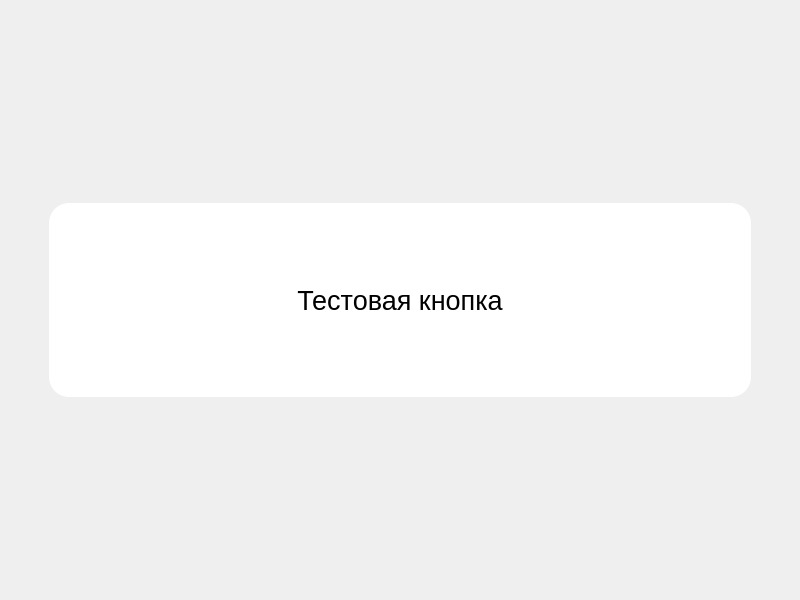
Waramoto/SurpressoUI, file ui/main.ui: the form before one commit.
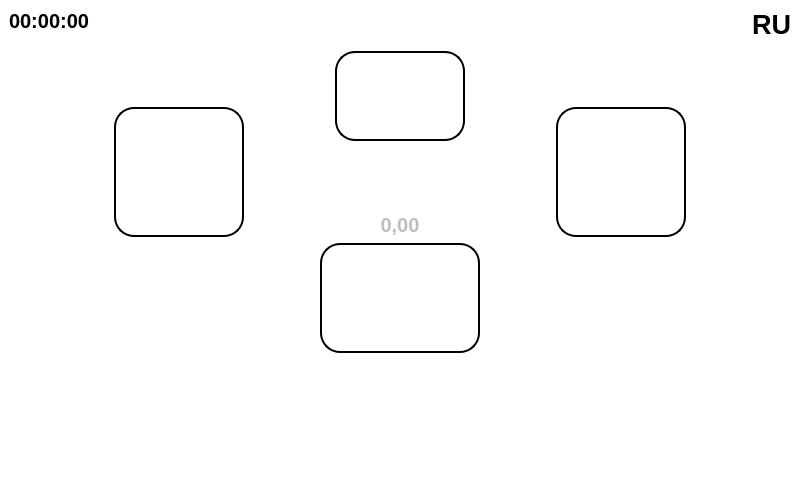
The form after the commit. Icons and pictures are not drawn.

Patch:
```diff
--- a/ui/main.ui
+++ b/ui/main.ui
@@ -7,12 +7,33 @@
     <x>0</x>
     <y>0</y>
     <width>800</width>
-    <height>600</height>
+    <height>480</height>
    </rect>
   </property>
+  <property name="sizePolicy">
+   <sizepolicy hsizetype="Fixed" vsizetype="Fixed">
+    <horstretch>0</horstretch>
+    <verstretch>0</verstretch>
+   </sizepolicy>
+  </property>
+  <property name="minimumSize">
+   <size>
+    <width>800</width>
+    <height>480</height>
+   </size>
+  </property>
+  <property name="maximumSize">
+   <size>
+    <width>800</width>
+    <height>480</height>
+   </size>
+  </property>
   <property name="windowTitle">
    <string>MainWindow</string>
   </property>
+  <property name="styleSheet">
+   <string notr="true">background-color: rgb(255, 255, 255)</string>
+  </property>
   <property name="locale">
    <locale language="Russian" country="Ukraine"/>
   </property>
@@ -20,102 +41,489 @@
    <property name="locale">
     <locale language="Russian" country="Ukraine"/>
    </property>
-   <layout class="QGridLayout" name="gridLayout">
-    <item row="0" column="1">
-     <spacer name="verticalSpacer">
-      <property name="orientation">
-       <enum>Qt::Vertical</enum>
-      </property>
-      <property name="sizeHint" stdset="0">
-       <size>
-        <width>20</width>
-        <height>40</height>
-       </size>
-      </property>
-     </spacer>
-    </item>
-    <item row="2" column="1">
-     <spacer name="verticalSpacer_2">
-      <property name="orientation">
-       <enum>Qt::Vertical</enum>
-      </property>
-      <property name="sizeHint" stdset="0">
-       <size>
-        <width>20</width>
-        <height>40</height>
-       </size>
-      </property>
-     </spacer>
-    </item>
-    <item row="1" column="2">
-     <spacer name="horizontalSpacer_2">
-      <property name="orientation">
-       <enum>Qt::Horizontal</enum>
-      </property>
-      <property name="sizeHint" stdset="0">
-       <size>
-        <width>40</width>
-        <height>20</height>
-       </size>
-      </property>
-     </spacer>
-    </item>
-    <item row="1" column="1">
-     <widget class="QPushButton" name="testButton">
-      <property name="sizePolicy">
-       <sizepolicy hsizetype="MinimumExpanding" vsizetype="MinimumExpanding">
-        <horstretch>1</horstretch>
-        <verstretch>0</verstretch>
-       </sizepolicy>
-      </property>
-      <property name="minimumSize">
-       <size>
-        <width>0</width>
-        <height>0</height>
-       </size>
-      </property>
-      <property name="font">
-       <font>
-        <pointsize>20</pointsize>
-        <weight>50</weight>
-        <italic>false</italic>
-        <bold>false</bold>
-       </font>
-      </property>
-      <property name="cursor">
-       <cursorShape>ArrowCursor</cursorShape>
-      </property>
-      <property name="tabletTracking">
-       <bool>false</bool>
-      </property>
-      <property name="styleSheet">
-       <string notr="true">QPushButton {
-background-color: rgb(255, 255, 255);
-color: rgb(0, 0, 0);
-border-radius:  20px;
+   <layout class="QVBoxLayout" name="verticalLayout_3">
+    <item>
+     <layout class="QHBoxLayout" name="horizontalLayout_2">
+      <item>
+       <layout class="QVBoxLayout" name="verticalLayout_4">
+        <item>
+         <layout class="QGridLayout" name="gridLayout_4">
+          <item row="0" column="1">
+           <spacer name="horizontalSpacer_4">
+            <property name="orientation">
+             <enum>Qt::Horizontal</enum>
+            </property>
+            <property name="sizeHint" stdset="0">
+             <size>
+              <width>40</width>
+              <height>20</height>
+             </size>
+            </property>
+           </spacer>
+          </item>
+          <item row="0" column="0">
+           <widget class="QPushButton" name="clockButton">
+            <property name="font">
+             <font>
+              <pointsize>15</pointsize>
+              <weight>75</weight>
+              <bold>true</bold>
+             </font>
+            </property>
+            <property name="styleSheet">
+             <string notr="true">QPushButton 
+{
+	background-color: rgb(255, 255, 255);
+	color: rgb(0, 0, 0);
+	border-style: outset;
+	border-width: 0px;
 }
+</string>
+            </property>
+            <property name="text">
+             <string>00:00:00</string>
+            </property>
+           </widget>
+          </item>
+          <item row="1" column="0">
+           <spacer name="verticalSpacer_5">
+            <property name="orientation">
+             <enum>Qt::Vertical</enum>
+            </property>
+            <property name="sizeHint" stdset="0">
+             <size>
+              <width>20</width>
+              <height>40</height>
+             </size>
+            </property>
+           </spacer>
+          </item>
+         </layout>
+        </item>
+        <item>
+         <layout class="QGridLayout" name="gridLayout_6">
+          <item row="0" column="1">
+           <widget class="QPushButton" name="oneCupButton">
+            <property name="sizePolicy">
+             <sizepolicy hsizetype="Fixed" vsizetype="Fixed">
+              <horstretch>0</horstretch>
+              <verstretch>0</verstretch>
+             </sizepolicy>
+            </property>
+            <property name="minimumSize">
+             <size>
+              <width>130</width>
+              <height>130</height>
+             </size>
+            </property>
+            <property name="font">
+             <font>
+              <pointsize>20</pointsize>
+              <weight>50</weight>
+              <italic>false</italic>
+              <bold>false</bold>
+             </font>
+            </property>
+            <property name="cursor">
+             <cursorShape>ArrowCursor</cursorShape>
+            </property>
+            <property name="tabletTracking">
+             <bool>false</bool>
+            </property>
+            <property name="styleSheet">
+             <string notr="true">QPushButton 
+{
+	background-color: rgb(255, 255, 255);
+	color: rgb(0, 0, 0);
+	border-radius:  20px;
+	border-style: outset;
+	border-width: 2px;
+}
 
-QPushButton:pressed {
-    background-color:  rgb(200, 200, 200);
+QPushButton:pressed 
+{
+    background-color:  rgb(235, 235, 235);
 }</string>
-      </property>
-      <property name="text">
-       <string>Тестовая кнопка</string>
-      </property>
-     </widget>
+            </property>
+            <property name="text">
+             <string/>
+            </property>
+            <property name="icon">
+             <iconset>
+              <normaloff>../coffee-cup.png</normaloff>../coffee-cup.png</iconset>
+            </property>
+            <property name="iconSize">
+             <size>
+              <width>70</width>
+              <height>70</height>
+             </size>
+            </property>
+           </widget>
+          </item>
+          <item row="0" column="0">
+           <spacer name="horizontalSpacer">
+            <property name="orientation">
+             <enum>Qt::Horizontal</enum>
+            </property>
+            <property name="sizeHint" stdset="0">
+             <size>
+              <width>40</width>
+              <height>20</height>
+             </size>
+            </property>
+           </spacer>
+          </item>
+         </layout>
+        </item>
+       </layout>
+      </item>
+      <item>
+       <layout class="QVBoxLayout" name="verticalLayout">
+        <item>
+         <spacer name="verticalSpacer_3">
+          <property name="orientation">
+           <enum>Qt::Vertical</enum>
+          </property>
+          <property name="sizeHint" stdset="0">
+           <size>
+            <width>20</width>
+            <height>40</height>
+           </size>
+          </property>
+         </spacer>
+        </item>
+        <item>
+         <layout class="QHBoxLayout" name="horizontalLayout_3">
+          <item>
+           <widget class="QPushButton" name="durationButton">
+            <property name="sizePolicy">
+             <sizepolicy hsizetype="Fixed" vsizetype="Fixed">
+              <horstretch>0</horstretch>
+              <verstretch>0</verstretch>
+             </sizepolicy>
+            </property>
+            <property name="minimumSize">
+             <size>
+              <width>130</width>
+              <height>90</height>
+             </size>
+            </property>
+            <property name="font">
+             <font>
+              <pointsize>20</pointsize>
+              <weight>50</weight>
+              <italic>false</italic>
+              <bold>false</bold>
+             </font>
+            </property>
+            <property name="cursor">
+             <cursorShape>ArrowCursor</cursorShape>
+            </property>
+            <property name="tabletTracking">
+             <bool>false</bool>
+            </property>
+            <property name="styleSheet">
+             <string notr="true">QPushButton 
+{
+	background-color: rgb(255, 255, 255);
+	color: rgb(0, 0, 0);
+	border-radius:  20px;
+	border-style: outset;
+	border-width: 2px;
+}
+
+QPushButton:pressed 
+{
+    background-color:  rgb(235, 235, 235);
+}</string>
+            </property>
+            <property name="text">
+             <string/>
+            </property>
+            <property name="icon">
+             <iconset>
+              <normaloff>../clock.png</normaloff>../clock.png</iconset>
+            </property>
+            <property name="iconSize">
+             <size>
+              <width>60</width>
+              <height>60</height>
+             </size>
+            </property>
+           </widget>
+          </item>
+         </layout>
+        </item>
+        <item>
+         <layout class="QHBoxLayout" name="horizontalLayout_5">
+          <item>
+           <widget class="QLabel" name="surpressoLabel">
+            <property name="sizePolicy">
+             <sizepolicy hsizetype="Fixed" vsizetype="Fixed">
+              <horstretch>0</horstretch>
+              <verstretch>0</verstretch>
+             </sizepolicy>
+            </property>
+            <property name="minimumSize">
+             <size>
+              <width>300</width>
+              <height>60</height>
+             </size>
+            </property>
+            <property name="maximumSize">
+             <size>
+              <width>300</width>
+              <height>60</height>
+             </size>
+            </property>
+            <property name="text">
+             <string/>
+            </property>
+            <property name="pixmap">
+             <pixmap>../surpresso.png</pixmap>
+            </property>
+            <property name="scaledContents">
+             <bool>true</bool>
+            </property>
+           </widget>
+          </item>
+         </layout>
+        </item>
+        <item>
+         <layout class="QHBoxLayout" name="horizontalLayout_4">
+          <item>
+           <widget class="QLabel" name="timeLabel">
+            <property name="enabled">
+             <bool>false</bool>
+            </property>
+            <property name="font">
+             <font>
+              <pointsize>15</pointsize>
+              <weight>75</weight>
+              <bold>true</bold>
+             </font>
+            </property>
+            <property name="text">
+             <string>0,00</string>
+            </property>
+            <property name="alignment">
+             <set>Qt::AlignCenter</set>
+            </property>
+           </widget>
+          </item>
+         </layout>
+        </item>
+       </layout>
+      </item>
+      <item>
+       <layout class="QVBoxLayout" name="verticalLayout_5">
+        <item>
+         <layout class="QGridLayout" name="gridLayout_5">
+          <item row="0" column="1">
+           <widget class="QPushButton" name="languageButton">
+            <property name="font">
+             <font>
+              <pointsize>20</pointsize>
+              <weight>75</weight>
+              <bold>true</bold>
+             </font>
+            </property>
+            <property name="styleSheet">
+             <string notr="true">QPushButton 
+{
+	background-color: rgb(255, 255, 255);
+	color: rgb(0, 0, 0);
+	border-style: outset;
+	border-width: 0px;
+}
+</string>
+            </property>
+            <property name="text">
+             <string>RU</string>
+            </property>
+           </widget>
+          </item>
+          <item row="0" column="0">
+           <spacer name="horizontalSpacer_3">
+            <property name="orientation">
+             <enum>Qt::Horizontal</enum>
+            </property>
+            <property name="sizeHint" stdset="0">
+             <size>
+              <width>40</width>
+              <height>20</height>
+             </size>
+            </property>
+           </spacer>
+          </item>
+          <item row="1" column="1">
+           <spacer name="verticalSpacer_4">
+            <property name="orientation">
+             <enum>Qt::Vertical</enum>
+            </property>
+            <property name="sizeHint" stdset="0">
+             <size>
+              <width>20</width>
+              <height>40</height>
+             </size>
+            </property>
+           </spacer>
+          </item>
+         </layout>
+        </item>
+        <item>
+         <layout class="QGridLayout" name="gridLayout_2">
+          <item row="0" column="1">
+           <spacer name="horizontalSpacer_2">
+            <property name="orientation">
+             <enum>Qt::Horizontal</enum>
+            </property>
+            <property name="sizeHint" stdset="0">
+             <size>
+              <width>40</width>
+              <height>20</height>
+             </size>
+            </property>
+           </spacer>
+          </item>
+          <item row="0" column="0">
+           <widget class="QPushButton" name="twoCupsButton">
+            <property name="sizePolicy">
+             <sizepolicy hsizetype="Fixed" vsizetype="Fixed">
+              <horstretch>0</horstretch>
+              <verstretch>0</verstretch>
+             </sizepolicy>
+            </property>
+            <property name="minimumSize">
+             <size>
+              <width>130</width>
+              <height>130</height>
+             </size>
+            </property>
+            <property name="font">
+             <font>
+              <pointsize>20</pointsize>
+              <weight>50</weight>
+              <italic>false</italic>
+              <bold>false</bold>
+             </font>
+            </property>
+            <property name="cursor">
+             <cursorShape>ArrowCursor</cursorShape>
+            </property>
+            <property name="tabletTracking">
+             <bool>false</bool>
+            </property>
+            <property name="styleSheet">
+             <string notr="true">QPushButton 
+{
+	background-color: rgb(255, 255, 255);
+	color: rgb(0, 0, 0);
+	border-radius:  20px;
+	border-style: outset;
+	border-width: 2px;
+}
+
+QPushButton:pressed 
+{
+    background-color:  rgb(235, 235, 235);
+}</string>
+            </property>
+            <property name="text">
+             <string/>
+            </property>
+            <property name="icon">
+             <iconset>
+              <normaloff>../coffee-cups.png</normaloff>../coffee-cups.png</iconset>
+            </property>
+            <property name="iconSize">
+             <size>
+              <width>120</width>
+              <height>120</height>
+             </size>
+            </property>
+           </widget>
+          </item>
+         </layout>
+        </item>
+       </layout>
+      </item>
+     </layout>
     </item>
-    <item row="1" column="0">
-     <spacer name="horizontalSpacer">
-      <property name="orientation">
-       <enum>Qt::Horizontal</enum>
-      </property>
-      <property name="sizeHint" stdset="0">
-       <size>
-        <width>40</width>
-        <height>20</height>
-       </size>
-      </property>
-     </spacer>
+    <item>
+     <layout class="QGridLayout" name="gridLayout_3">
+      <item row="0" column="0">
+       <widget class="QPushButton" name="touchButton">
+        <property name="sizePolicy">
+         <sizepolicy hsizetype="Fixed" vsizetype="Fixed">
+          <horstretch>0</horstretch>
+          <verstretch>0</verstretch>
+         </sizepolicy>
+        </property>
+        <property name="minimumSize">
+         <size>
+          <width>160</width>
+          <height>110</height>
+         </size>
+        </property>
+        <property name="font">
+         <font>
+          <pointsize>20</pointsize>
+          <weight>50</weight>
+          <italic>false</italic>
+          <bold>false</bold>
+         </font>
+        </property>
+        <property name="cursor">
+         <cursorShape>ArrowCursor</cursorShape>
+        </property>
+        <property name="tabletTracking">
+         <bool>false</bool>
+        </property>
+        <property name="styleSheet">
+         <string notr="true">QPushButton 
+{
+	background-color: rgb(255, 255, 255);
+	color: rgb(0, 0, 0);
+	border-radius:  20px;
+	border-style: outset;
+	border-width: 2px;
+}
+
+QPushButton:pressed 
+{
+    background-color:  rgb(235, 235, 235);
+}</string>
+        </property>
+        <property name="text">
+         <string/>
+        </property>
+        <property name="icon">
+         <iconset>
+          <normaloff>../hand.png</normaloff>../hand.png</iconset>
+        </property>
+        <property name="iconSize">
+         <size>
+          <width>100</width>
+          <height>100</height>
+         </size>
+        </property>
+       </widget>
+      </item>
+      <item row="1" column="0">
+       <spacer name="verticalSpacer">
+        <property name="orientation">
+         <enum>Qt::Vertical</enum>
+        </property>
+        <property name="sizeHint" stdset="0">
+         <size>
+          <width>20</width>
+          <height>40</height>
+         </size>
+        </property>
+       </spacer>
+      </item>
+     </layout>
     </item>
    </layout>
   </widget>
```
